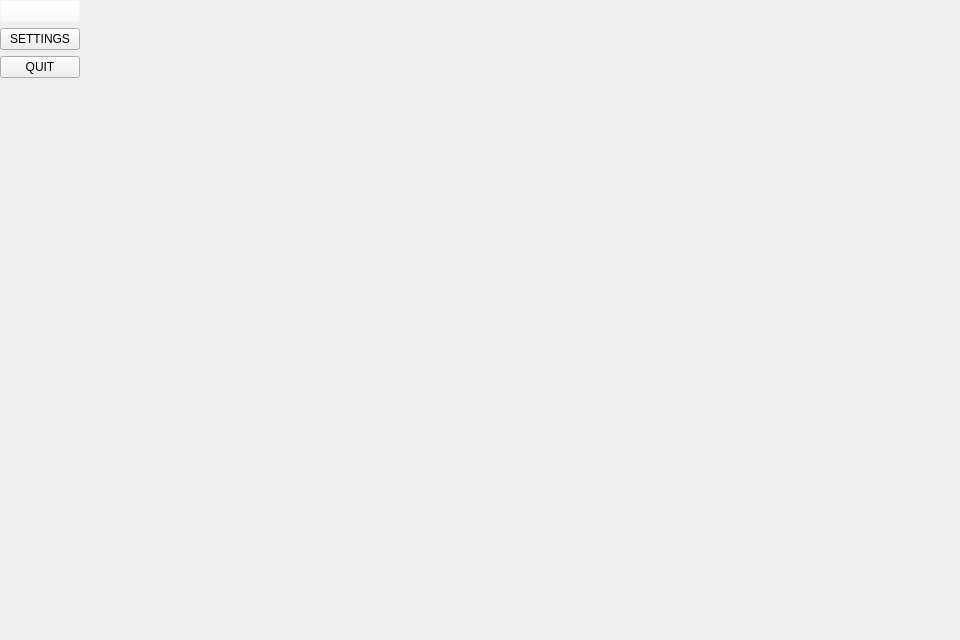
Qt form src/client/mainwindow.ui (mo-crystal/civilization) before a commit.
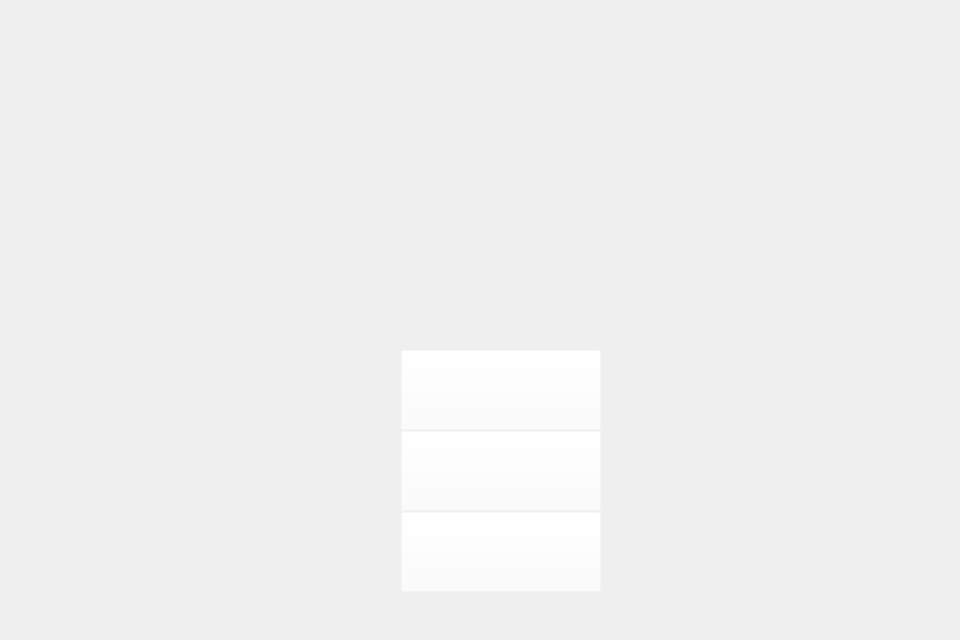
The same form after that commit. Icons and pictures are not drawn.

Diff of the .ui file:
```diff
--- a/src/client/mainwindow.ui
+++ b/src/client/mainwindow.ui
@@ -45,68 +45,79 @@
           <bool>true</bool>
         </property>
       </widget>
-      <widget class="QWidget" name="verticalLayoutWidget">
+      <widget class="QLabel" name="button_background">
         <property name="geometry">
           <rect>
-            <x>0</x>
-            <y>0</y>
-            <width>100</width>
-            <height>500</height>
+            <x>400</x>
+            <y>340</y>
+            <width>209</width>
+            <height>262</height>
           </rect>
         </property>
-        <layout class="QVBoxLayout" name="verticalLayout">
-        <property name="spacing">
-          <number>6</number>
+        <property name="styleSheet">
+          <string notr="true"> background-color: rgb(255, 255, 255,0);</string>
         </property>
-        <property name="sizeConstraint">
-          <enum>QLayout::SetFixedSize</enum>
+        <property name="autoFillBackground">
+          <bool>true</bool>
         </property>
-        <item>
+      </widget>
           <widget class="QPushButton" name="B_start">
+        <property name="geometry">
+          <rect>
+            <x>401</x>
+            <y>350</y>
+            <width>200</width>
+            <height>80</height>
+          </rect>
+        </property>
           <property name="autoFillBackground">
             <bool>true</bool>
           </property>
           <property name="styleSheet">
             <string notr="true"> background-color: rgb(255, 255, 255,0);</string>
             </property>
-          <property name="icon">
-          <iconset resource="image.qrc">
-            <normaloff>./res/start/start_selected.png</normaloff>./res/start/start_selected.png</iconset>
-          </property>
           <property name="text">
             <string/>
           </property>
-          <property name="iconSize">
-            <size>
-              <width>300</width>
-              <height>200</height>
-            </size>
-          </property>
-          </widget>
-        </item>
-        <item>
-          <widget class="QPushButton" name="B_settings">
+      </widget>
+      <widget class="QPushButton" name="B_set">
+        <property name="geometry">
+          <rect>
+            <x>401</x>
+            <y>431</y>
+            <width>200</width>
+            <height>80</height>
+          </rect>
+        </property>
           <property name="autoFillBackground">
             <bool>true</bool>
           </property>
+        <property name="styleSheet">
+          <string notr="true"> background-color: rgb(255, 255, 255,0);</string>
+        </property>
           <property name="text">
-            <string>SETTINGS</string>
-          </property>
-          </widget>
-        </item>
-        <item>
+          <string/>
+        </property>
+      </widget>
           <widget class="QPushButton" name="B_quit">
+        <property name="geometry">
+          <rect>
+            <x>401</x>
+            <y>512</y>
+            <width>200</width>
+            <height>80</height>
+          </rect>
+        </property>
           <property name="autoFillBackground">
             <bool>true</bool>
           </property>
+        <property name="styleSheet">
+          <string notr="true"> background-color: rgb(255, 255, 255,0);</string>
+        </property>
           <property name="text">
-            <string>QUIT</string>
-          </property>
-          </widget>
-        </item>
-        </layout>
-      </widget>
-   
+          <string/>
+        </property>
+      </widget>
      </widget>
     <widget class="QWidget" name="page_2"/>
    </widget>
```
Lines whose indentation alone changed are shown as unchanged.
